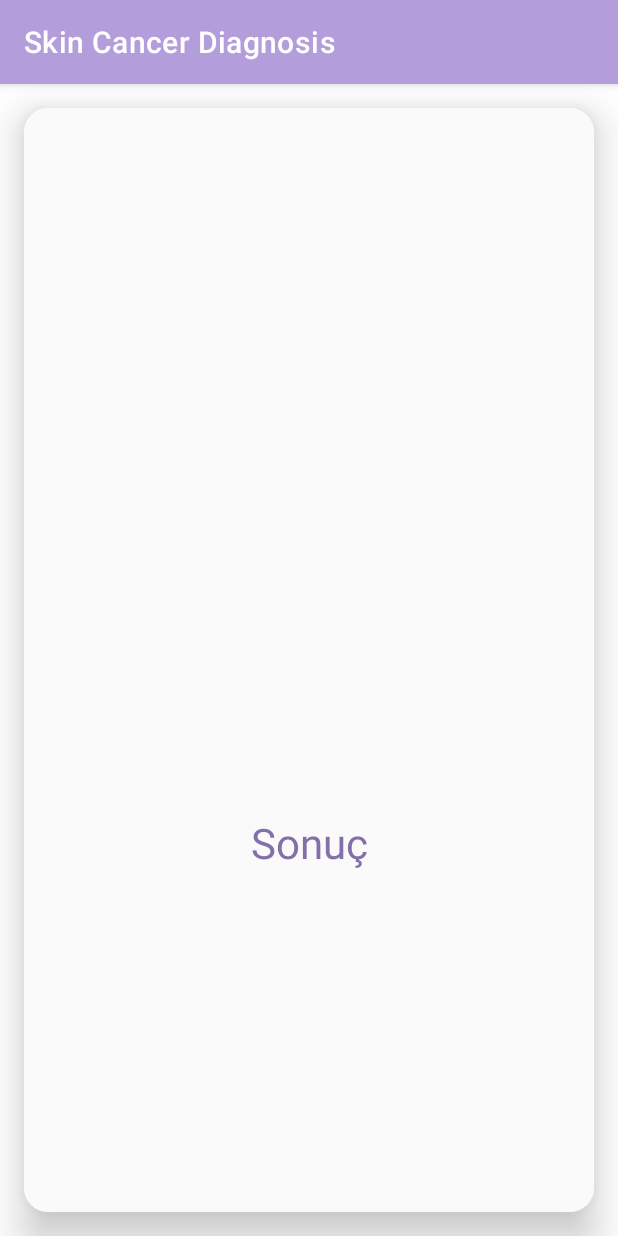
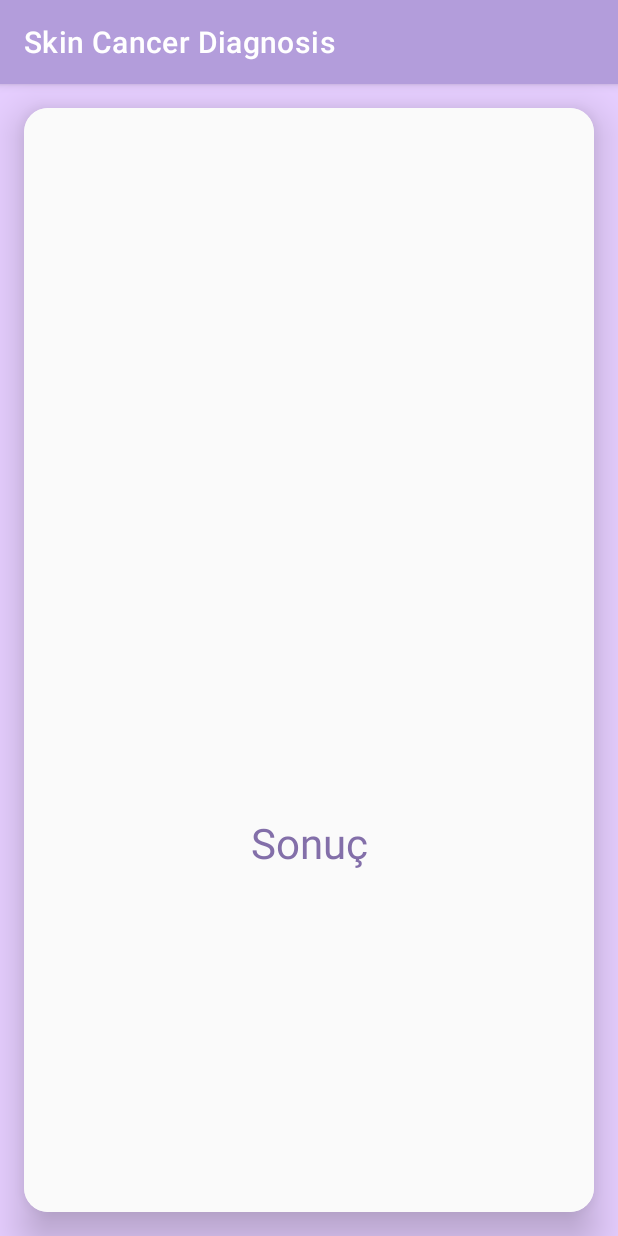
Before and after one commit to amertaslan/SkinCancerDiagnosis, an Android app: the ResultActivity screen opened directly, with no data from a screen before it, on a phone screen of 412 x 824 dp. Run offline under Robolectric (Android 15) with nearby library versions, the phone set to English and light mode, and no system bars; our stand-ins replace data binding; 3 statements that could not run were skipped.

Commit message:
added new activity

```diff
--- a/app/src/main/AndroidManifest.xml
+++ b/app/src/main/AndroidManifest.xml
@@ -9,6 +9,9 @@
         android:roundIcon="@mipmap/ic_launcher_round"
         android:supportsRtl="true"
         android:theme="@style/Theme.SkinCancerDiagnosis">
+        <activity
+            android:name=".EditImageActivity"
+            android:exported="false" />
         <activity
             android:name=".ResultActivity"
             android:exported="false" />
--- a/app/src/main/res/layout/activity_result.xml
+++ b/app/src/main/res/layout/activity_result.xml
@@ -5,7 +5,8 @@
         xmlns:tools="http://schemas.android.com/tools"
         android:layout_width="match_parent"
         android:layout_height="match_parent"
-        tools:context=".ResultActivity">
+        tools:context=".ResultActivity"
+        android:background="@color/deep_purple_200_light">
 
         <com.google.android.material.card.MaterialCardView
             android:id="@+id/result_card"
```
Also changed, not shown: app/src/main/java/com/example/skincancerdiagnosis/EditImageActivity.kt (added, +11 -0 lines), app/src/main/res/layout/activity_edit_image.xml (added, +12 -0 lines).
